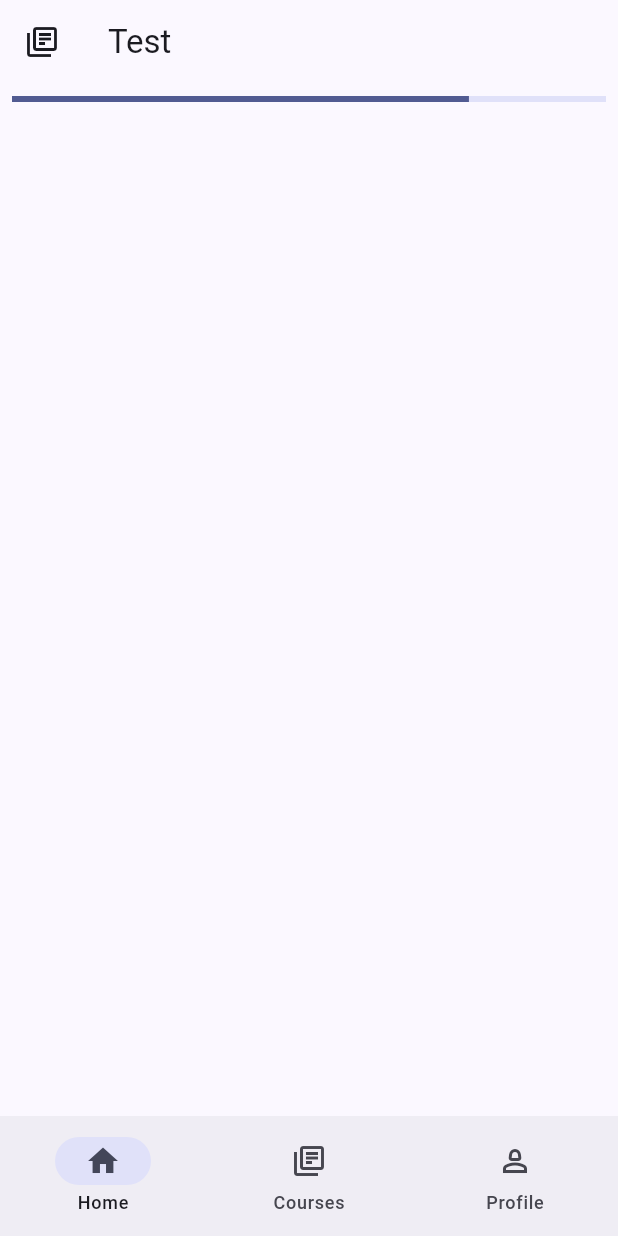
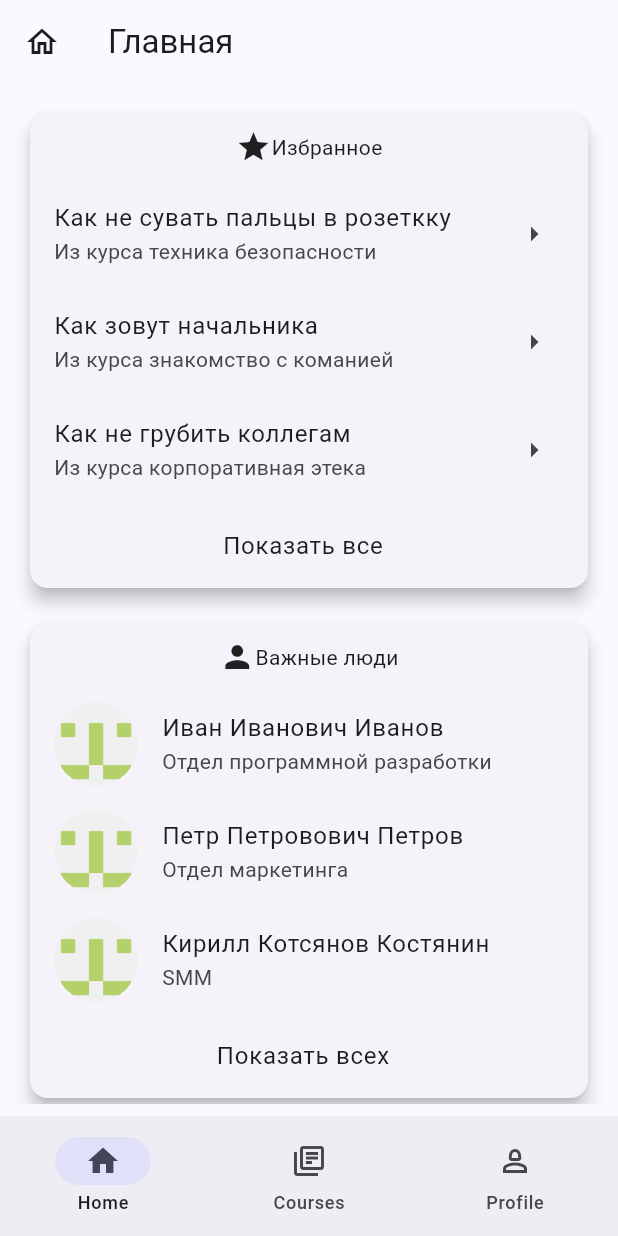
Before and after one commit to Git-GA/ees_tech, a Flutter app: the screen it shows after launch, on a phone screen of 412 x 824 dp. Run offline on Flutter 3.47's test engine with Material 2 defaults, Android fonts, the phone set to English and light mode, and no system bars; our stand-ins replace email_validator, flutter_svg, get, go_router, isar; accounts and stored records are empty; generated files the repository leaves out were written again.

Commit message:
add widgets on home page

```diff
--- a/lib/main.dart
+++ b/lib/main.dart
@@ -30,6 +30,7 @@ class MyApp extends StatelessWidget {
   @override
   Widget build(BuildContext context) {
     return MaterialApp.router(
+      debugShowCheckedModeBanner: false,
       locale:
           TranslationProvider.of(context).flutterLocale, // use provideraQ  8
       supportedLocales: AppLocaleUtils.supportedLocales,
--- a/lib/pages/homepage.dart
+++ b/lib/pages/homepage.dart
@@ -1,3 +1,6 @@
+import 'package:ees_tech/widgets/home_page/all_courses_list.dart';
+import 'package:ees_tech/widgets/home_page/favorites%20_list.dart';
+import 'package:ees_tech/widgets/home_page/important_people.dart';
 import 'package:flutter/material.dart';
 
 class HomePage extends StatelessWidget {
@@ -6,19 +9,22 @@ class HomePage extends StatelessWidget {
   @override
   Widget build(BuildContext context) {
     return Scaffold(
-        appBar: AppBar(
-          leading: Icon(Icons.library_books_outlined),
-          title: Text('Test'),
-        ),
-        body: Padding(
-          padding: const EdgeInsets.all(8.0),
+      appBar: AppBar(
+        leading: Icon(Icons.home_outlined),
+        title: Text('Главная'),
+      ),
+      body: Padding(
+        padding: const EdgeInsets.all(8.0),
+        child: SingleChildScrollView(
           child: Column(
             children: [
-              LinearProgressIndicator(
-                value: 40 / 52,
-              )
+              FavoritesList(),
+              ImportantPeople(),
+              AllCoursesList(),
             ],
           ),
-        ));
+        ),
+      ),
+    );
   }
 }
--- /dev/null
+++ b/lib/widgets/home_page/favorites _list.dart
@@ -0,0 +1,71 @@
+import 'package:flutter/material.dart';
+
+class FavoritesList extends StatelessWidget {
+  const FavoritesList({super.key});
+
+  @override
+  Widget build(BuildContext context) {
+    return Padding(
+      padding: const EdgeInsets.all(8.0),
+      child: Card(
+        elevation: 5,
+        child: Container(
+          //height: 150,
+          decoration: BoxDecoration(
+            borderRadius: BorderRadius.circular(10),
+
+            // color: Theme.of(context).colorScheme.secondaryContainer,
+          ),
+          child: Column(
+            children: [
+              Padding(
+                padding: EdgeInsets.all(10.0),
+                child: Row(
+                  mainAxisAlignment: MainAxisAlignment.center,
+                  children: [
+                    Icon(Icons.star),
+                    Text('Избранное'),
+                  ],
+                ),
+              ),
+              Column(
+                children: [
+                  favoriteStageTile(
+                    context,
+                    "Как не сувать пальцы в розеткку",
+                    "Из курса техника безопасности",
+                  ),
+                  favoriteStageTile(
+                    context,
+                    "Как зовут начальника",
+                    "Из курса знакомство с команией",
+                  ),
+                  favoriteStageTile(
+                    context,
+                    "Как не грубить коллегам",
+                    "Из курса корпоративная этека",
+                  ),
+                  ListTile(
+                    shape: RoundedRectangleBorder(
+                        borderRadius: BorderRadius.circular(8.0)),
+                    title: Center(child: const Text("Показать все")),
+                    onTap: () {},
+                  )
+                ],
+              )
+            ],
+          ),
+        ),
+      ),
+    );
+  }
+
+  favoriteStageTile(BuildContext context, String title, String subTitle) {
+    return ListTile(
+      title: Text(title),
+      subtitle: Text(subTitle),
+      trailing: Icon(Icons.arrow_right),
+      onTap: () {},
+    );
+  }
+}
--- /dev/null
+++ b/lib/widgets/home_page/important_people.dart
@@ -0,0 +1,71 @@
+import 'package:flutter/material.dart';
+
+class ImportantPeople extends StatelessWidget {
+  const ImportantPeople({super.key});
+
+  @override
+  Widget build(BuildContext context) {
+    return Padding(
+      padding: const EdgeInsets.all(8.0),
+      child: Card(
+        elevation: 5,
+        child: Container(
+          //height: 150,
+          decoration: BoxDecoration(
+            borderRadius: BorderRadius.circular(10),
+
+            // color: Theme.of(context).colorScheme.secondaryContainer,
+          ),
+          child: Column(
+            children: [
+              Padding(
+                padding: EdgeInsets.all(10.0),
+                child: Row(
+                  mainAxisAlignment: MainAxisAlignment.center,
+                  children: [
+                    Icon(Icons.person),
+                    Text('Важные люди'),
+                  ],
+                ),
+              ),
+              Column(
+                children: [
+                  personViewTile(context, "Иван Иванович Иванов",
+                      "Отдел программной разработки"),
+                  personViewTile(
+                    context,
+                    "Петр Петровович Петров",
+                    "Отдел маркетинга",
+                  ),
+                  personViewTile(
+                    context,
+                    "Кирилл Котсянов Костянин",
+                    "SMM",
+                  ),
+                  ListTile(
+                    shape: RoundedRectangleBorder(
+                        borderRadius: BorderRadius.circular(8.0)),
+                    title: Center(child: const Text("Показать всех")),
+                    onTap: () {},
+                  )
+                ],
+              )
+            ],
+          ),
+        ),
+      ),
+    );
+  }
+
+  ListTile personViewTile(BuildContext context, String fullName, String role) {
+    return ListTile(
+      onTap: () {},
+      title: Text(fullName),
+      subtitle: Text(role),
+      leading: ClipRRect(
+        borderRadius: BorderRadius.circular(90),
+        child: Image.asset("assets/img/default_profile_image.png"),
+      ),
+    );
+  }
+}
--- a/lib/widgets/profile_page/profile_info_stats.dart
+++ b/lib/widgets/profile_page/profile_info_stats.dart
@@ -16,7 +16,7 @@ class ProfileInfoStats extends StatelessWidget {
       child: Container(
         decoration: BoxDecoration(
           borderRadius: BorderRadius.circular(10),
-          color: Theme.of(context).colorScheme.secondaryContainer,
+          // color: Theme.of(context).colorScheme.secondaryContainer,
         ),
         child: Column(
           children: [
--- a/lib/widgets/profile_page/total_progress_stats.dart
+++ b/lib/widgets/profile_page/total_progress_stats.dart
@@ -11,12 +11,12 @@ class TotalProgressStats extends StatelessWidget {
         //height: 150,
         decoration: BoxDecoration(
           borderRadius: BorderRadius.circular(10),
-          color: Theme.of(context).colorScheme.secondaryContainer,
+          // color: Theme.of(context).colorScheme.secondaryContainer,
         ),
         child: Column(
           children: [
             Padding(
-              padding: EdgeInsets.all(8.0),
+              padding: EdgeInsets.all(10.0),
               child: Center(
                 child: Text('Ваши достижения по курсам'),
               ),
--- a/lib/widgets/profile_page/week_stats.dart
+++ b/lib/widgets/profile_page/week_stats.dart
@@ -11,7 +11,7 @@ class WeekStats extends StatelessWidget {
         //height: 150,
         decoration: BoxDecoration(
           borderRadius: BorderRadius.circular(10),
-          color: Theme.of(context).colorScheme.secondaryContainer,
+          // color: Theme.of(context).colorScheme.secondaryContainer,
         ),
         child: Column(
           children: [
@@ -25,7 +25,7 @@ class WeekStats extends StatelessWidget {
               elevation: 4,
               child: Container(
                 decoration: BoxDecoration(
-                  color: Theme.of(context).colorScheme.secondaryContainer,
+                  // color: Theme.of(context).colorScheme.secondaryContainer,
                   borderRadius: BorderRadius.circular(10),
                 ),
                 child: Padding(
```
Also changed, not shown: lib/widgets/home_page/all_courses_list.dart (added, +89 -0 lines), lib/widgets/home_page/empty.dart (deleted).
